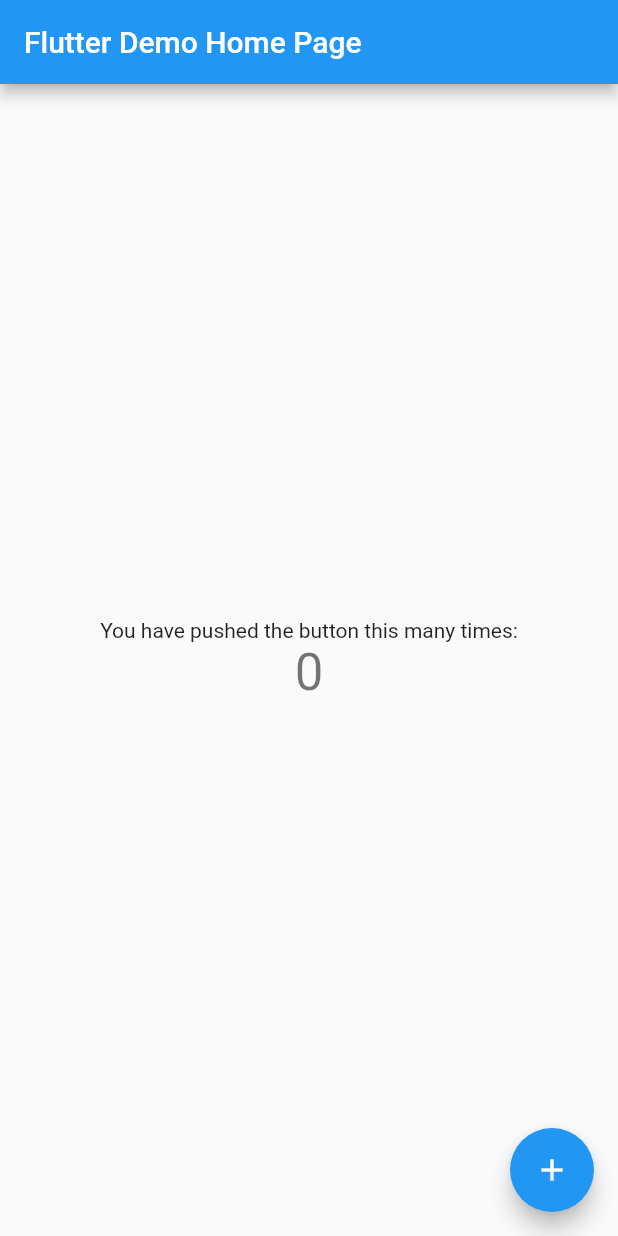
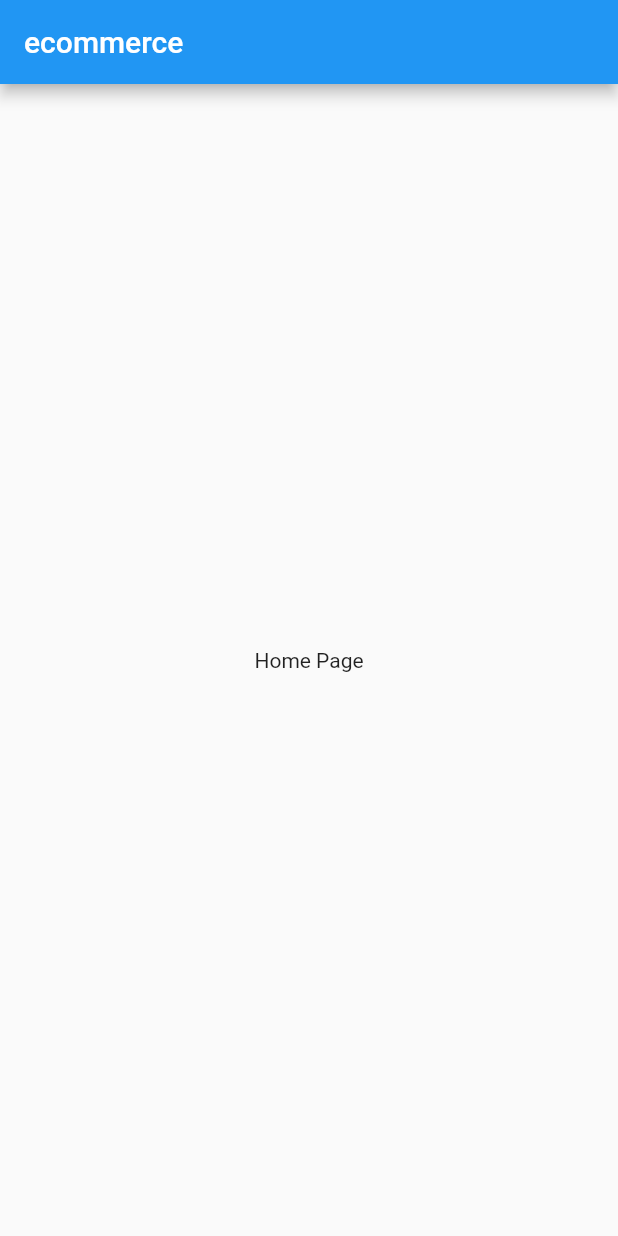
Before and after one commit to kamemia/e-commerce-pos, a Flutter app: the screen it shows after launch, on a phone screen of 412 x 824 dp. Run offline on Flutter 3.47's test engine with Material 2 defaults, Android fonts, the phone set to English and light mode, and no system bars; our stand-ins replace google_fonts.

Commit message:
Added theme

```diff
--- a/lib/main.dart
+++ b/lib/main.dart
@@ -1,3 +1,4 @@
+import 'package:commerce/src/utils/theme/theme.dart';
 import 'package:flutter/material.dart';
 
 void main() {
@@ -7,109 +8,25 @@
 class MyApp extends StatelessWidget {
   const MyApp({super.key});
 
-  // This widget is the root of your application.
   @override
   Widget build(BuildContext context) {
     return MaterialApp(
-      title: 'Flutter Demo',
-      theme: ThemeData(
-        // This is the theme of your application.
-        //
-        // Try running your application with "flutter run". You'll see the
-        // application has a blue toolbar. Then, without quitting the app, try
-        // changing the primarySwatch below to Colors.green and then invoke
-        // "hot reload" (press "r" in the console where you ran "flutter run",
-        // or simply save your changes to "hot reload" in a Flutter IDE).
-        // Notice that the counter didn't reset back to zero; the application
-        // is not restarted.
-        primarySwatch: Colors.blue,
-      ),
-      home: const MyHomePage(title: 'Flutter Demo Home Page'),
+      theme: TAppTheme.lightTheme,
+      darkTheme: TAppTheme.darkTheme,
+      themeMode: ThemeMode.system,
+      home: const AppHome(),
     );
   }
 }
 
-class MyHomePage extends StatefulWidget {
-  const MyHomePage({super.key, required this.title});
-
-  // This widget is the home page of your application. It is stateful, meaning
-  // that it has a State object (defined below) that contains fields that affect
-  // how it looks.
-
-  // This class is the configuration for the state. It holds the values (in this
-  // case the title) provided by the parent (in this case the App widget) and
-  // used by the build method of the State. Fields in a Widget subclass are
-  // always marked "final".
-
-  final String title;
-
-  @override
-  State<MyHomePage> createState() => _MyHomePageState();
-}
-
-class _MyHomePageState extends State<MyHomePage> {
-  int _counter = 0;
-
-  void _incrementCounter() {
-    setState(() {
-      // This call to setState tells the Flutter framework that something has
-      // changed in this State, which causes it to rerun the build method below
-      // so that the display can reflect the updated values. If we changed
-      // _counter without calling setState(), then the build method would not be
-      // called again, and so nothing would appear to happen.
-      _counter++;
-    });
-  }
+class AppHome extends StatelessWidget {
+  const AppHome({Key? key}) : super(key: key);
 
   @override
   Widget build(BuildContext context) {
-    // This method is rerun every time setState is called, for instance as done
-    // by the _incrementCounter method above.
-    //
-    // The Flutter framework has been optimized to make rerunning build methods
-    // fast, so that you can just rebuild anything that needs updating rather
-    // than having to individually change instances of widgets.
     return Scaffold(
-      appBar: AppBar(
-        // Here we take the value from the MyHomePage object that was created by
-        // the App.build method, and use it to set our appbar title.
-        title: Text(widget.title),
-      ),
-      body: Center(
-        // Center is a layout widget. It takes a single child and positions it
-        // in the middle of the parent.
-        child: Column(
-          // Column is also a layout widget. It takes a list of children and
-          // arranges them vertically. By default, it sizes itself to fit its
-          // children horizontally, and tries to be as tall as its parent.
-          //
-          // Invoke "debug painting" (press "p" in the console, choose the
-          // "Toggle Debug Paint" action from the Flutter Inspector in Android
-          // Studio, or the "Toggle Debug Paint" command in Visual Studio Code)
-          // to see the wireframe for each widget.
-          //
-          // Column has various properties to control how it sizes itself and
-          // how it positions its children. Here we use mainAxisAlignment to
-          // center the children vertically; the main axis here is the vertical
-          // axis because Columns are vertical (the cross axis would be
-          // horizontal).
-          mainAxisAlignment: MainAxisAlignment.center,
-          children: <Widget>[
-            const Text(
-              'You have pushed the button this many times:',
-            ),
-            Text(
-              '$_counter',
-              style: Theme.of(context).textTheme.headline4,
-            ),
-          ],
-        ),
-      ),
-      floatingActionButton: FloatingActionButton(
-        onPressed: _incrementCounter,
-        tooltip: 'Increment',
-        child: const Icon(Icons.add),
-      ), // This trailing comma makes auto-formatting nicer for build methods.
+      appBar: AppBar(title: const Text('ecommerce')),
+      body: const Center(child: Text('Home Page')),
     );
   }
 }
--- /dev/null
+++ b/lib/src/utils/theme/theme.dart
@@ -0,0 +1,18 @@
+import 'package:commerce/src/utils/theme/widget_theme/text_theme.dart';
+import 'package:flutter/material.dart';
+
+class TAppTheme {
+
+  TAppTheme._();
+
+  static ThemeData lightTheme = ThemeData(
+    brightness: Brightness.light,
+    textTheme: TTextTheme.lightTextTheme,
+    elevatedButtonTheme:
+        ElevatedButtonThemeData(style: ElevatedButton.styleFrom()),
+  );
+  static ThemeData darkTheme = ThemeData(
+    brightness: Brightness.dark,
+    textTheme: TTextTheme.darkTextTheme,
+  );
+}
--- /dev/null
+++ b/lib/src/utils/theme/widget_theme/text_theme.dart
@@ -0,0 +1,23 @@
+import 'package:flutter/material.dart';
+import 'package:google_fonts/google_fonts.dart';
+
+class TTextTheme {
+  static TextTheme lightTextTheme = TextTheme(
+    headline2: GoogleFonts.montserrat(
+      color: Colors.black87,
+    ),
+    subtitle2: GoogleFonts.poppins(
+      color: Colors.black54,
+      fontSize: 24,
+    ),
+  );
+  static TextTheme darkTextTheme = TextTheme(
+    headline2: GoogleFonts.montserrat(
+      color: Colors.white70,
+    ),
+    subtitle2: GoogleFonts.poppins(
+      color: Colors.white60,
+      fontSize: 26,
+    ),
+  );
+}
--- /dev/null
+++ b/packages/auth_repository/analysis_options.yaml
@@ -0,0 +1,4 @@
+include: package:flutter_lints/flutter.yaml
+
+# Additional information about this file can be found at
+# https://dart.dev/guides/language/analysis-options
--- /dev/null
+++ b/packages/auth_repository/lib/auth_repository.dart
@@ -0,0 +1,7 @@
+library auth_repository;
+
+/// A Calculator.
+class Calculator {
+  /// Returns [value] plus 1.
+  int addOne(int value) => value + 1;
+}
```
Also changed, not shown: packages/auth_repository/pubspec.yaml (added, +54 -0 lines), pubspec.yaml (+9 -67 lines), pubspec.lock, 6 other files.
